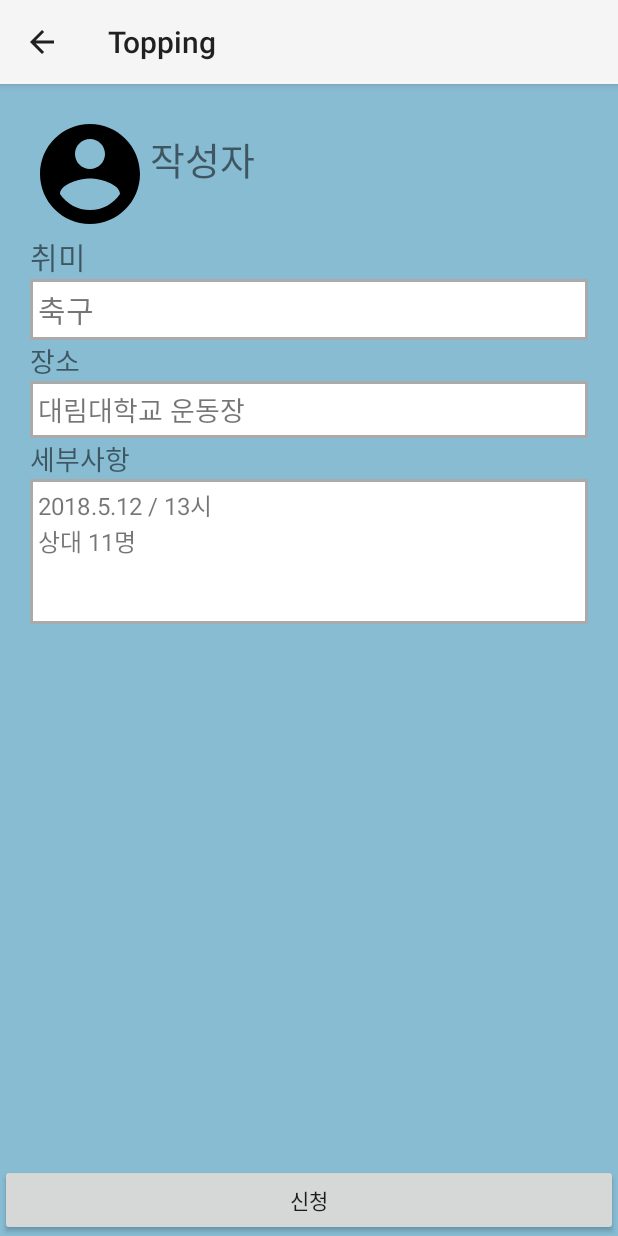
After one commit to rkek9501/Topping, an Android app: the ContentActivity screen opened directly, with no data from a screen before it, on a phone screen of 412 x 824 dp. The commit adds this screen. Run offline under Robolectric (Android 15) with nearby library versions, the light colour scheme and no system bars.

Commit message:
작성글 페이지

```diff
--- a/app/src/main/AndroidManifest.xml
+++ b/app/src/main/AndroidManifest.xml
@@ -18,40 +18,42 @@
                 <category android:name="android.intent.category.LAUNCHER" />
             </intent-filter>
         </activity>
-
         <activity
             android:name=".MainActivity"
             android:theme="@style/AppTheme.NoActionBar"
             android:windowSoftInputMode="stateHidden" />
-
         <activity
             android:name=".MemberActivity"
-            android:theme="@style/MyActionBar"
-            android:parentActivityName=".MainActivity">
+            android:parentActivityName=".MainActivity"
+            android:theme="@style/MyActionBar">
             <meta-data
                 android:name="android.support.PARENT_ACTIVITY"
                 android:value="com.example.topping.topping.MainActivity" />
         </activity>
-
         <activity
             android:name=".FindActivity"
-            android:theme="@style/MyActionBar"
-            android:parentActivityName=".MainActivity">
+            android:parentActivityName=".MainActivity"
+            android:theme="@style/MyActionBar">
             <meta-data
                 android:name="android.support.PARENT_ACTIVITY"
                 android:value="com.example.topping.topping.MainActivity" />
         </activity>
-
         <activity
             android:name=".SearchActivity"
-            android:theme="@style/MyActionBar"
-            android:parentActivityName=".MainActivity">
+            android:parentActivityName=".MainActivity"
+            android:theme="@style/MyActionBar">
             <meta-data
                 android:name="android.support.PARENT_ACTIVITY"
                 android:value="com.example.topping.topping.MainActivity" />
         </activity>
-
-
+        <activity
+            android:name=".ContentActivity"
+            android:parentActivityName=".MainActivity"
+            android:theme="@style/MyActionBar">
+            <meta-data
+                android:name="android.support.PARENT_ACTIVITY"
+                android:value="com.example.topping.topping.MainActivity" />
+        </activity>
     </application>
 
 </manifest>
--- /dev/null
+++ b/app/src/main/java/com/example/topping/topping/ContentActivity.java
@@ -0,0 +1,13 @@
+package com.example.topping.topping;
+
+import android.support.v7.app.AppCompatActivity;
+import android.os.Bundle;
+
+public class ContentActivity extends AppCompatActivity {
+
+    @Override
+    protected void onCreate(Bundle savedInstanceState) {
+        super.onCreate(savedInstanceState);
+        setContentView(R.layout.activity_content);
+    }
+}
--- a/app/src/main/java/com/example/topping/topping/SearchActivity.java
+++ b/app/src/main/java/com/example/topping/topping/SearchActivity.java
@@ -1,9 +1,14 @@
 package com.example.topping.topping;
 
+import android.content.Intent;
 import android.support.v7.app.AppCompatActivity;
 import android.os.Bundle;
+import android.view.View;
+import android.widget.Button;
 
 public class SearchActivity extends AppCompatActivity {
+
+    private Button findBtn;
 
     @Override
     protected void onCreate(Bundle savedInstanceState) {
@@ -12,5 +17,13 @@ public class SearchActivity extends AppCompatActivity {
 
         getSupportActionBar().setDisplayHomeAsUpEnabled(true);
         getSupportActionBar().setHomeAsUpIndicator(R.drawable.ic_keyboard_arrow_left_black_24dp);
+
+        findBtn = (Button)findViewById(R.id.search_find_btn);
+        findBtn.setOnClickListener(new View.OnClickListener() {
+            @Override
+            public void onClick(View v) {
+                startActivity(new Intent(getApplicationContext(), ContentActivity.class));
+            }
+        });
     }
 }
--- /dev/null
+++ b/app/src/main/res/layout/activity_content.xml
@@ -0,0 +1,105 @@
+<?xml version="1.0" encoding="utf-8"?>
+<LinearLayout xmlns:android="http://schemas.android.com/apk/res/android"
+    xmlns:app="http://schemas.android.com/apk/res-auto"
+    xmlns:tools="http://schemas.android.com/tools"
+    android:layout_width="match_parent"
+    android:layout_height="match_parent"
+    android:orientation="vertical"
+    android:background="@color/colorAccent"
+    tools:context="com.example.topping.topping.ContentActivity">
+
+    <LinearLayout
+        android:layout_width="match_parent"
+        android:layout_height="wrap_content"
+        android:orientation="vertical"
+        android:paddingHorizontal="20dp"
+        android:paddingTop="20dp">
+        <LinearLayout
+            android:layout_width="match_parent"
+            android:layout_height="wrap_content">
+            <ImageView
+                android:src="@drawable/ic_account_circle_black_24dp"
+                android:layout_width="80dp"
+                android:layout_height="80dp"
+                android:layout_gravity="center"/>
+
+            <TextView
+                android:text="작성자"
+                android:textSize="25dp"
+                android:layout_width="wrap_content"
+                android:layout_height="wrap_content"
+                android:layout_marginBottom="10dp"
+                android:layout_gravity="center"/>
+        </LinearLayout>
+
+        <LinearLayout
+            android:layout_width="match_parent"
+            android:layout_height="wrap_content"
+            android:orientation="vertical">
+            <TextView
+                android:text="취미"
+                android:textSize="20dp"
+                android:layout_width="80dp"
+                android:layout_height="wrap_content" />
+            <TextView
+                android:text="축구"
+                android:padding="5dp"
+                android:textSize="20dp"
+                android:background="@drawable/border"
+                android:layout_width="match_parent"
+                android:layout_height="wrap_content" />
+            <TextView
+                android:text="장소"
+                android:textSize="18dp"
+                android:layout_width="80dp"
+                android:layout_height="wrap_content" />
+            <TextView
+                android:text="대림대학교 운동장"
+                android:padding="5dp"
+                android:textSize="18dp"
+                android:background="@drawable/border"
+                android:layout_width="match_parent"
+                android:layout_height="wrap_content" />
+            <TextView
+                android:text="세부사항"
+                android:textSize="18dp"
+                android:layout_width="80dp"
+                android:layout_height="wrap_content" />
+            <TextView
+                android:text="2018.5.12 / 13시\n상대 11명\n\n"
+                android:padding="5dp"
+                android:textSize="16dp"
+                android:background="@drawable/border"
+                android:layout_width="match_parent"
+                android:layout_height="wrap_content" />
+        </LinearLayout>
+
+    </LinearLayout>
+
+
+    <LinearLayout
+        android:layout_width="match_parent"
+        android:layout_height="match_parent">
+        <LinearLayout
+            android:layout_width="match_parent"
+            android:layout_height="match_parent"
+            android:orientation="vertical"
+            android:layout_gravity="bottom"
+            android:gravity="bottom"
+            >
+            <Button
+                android:text="신청"
+                android:textAlignment="center"
+                android:layout_width="match_parent"
+                android:layout_height="wrap_content"
+                />
+            <Button
+                android:visibility="gone"
+                android:text="수정"
+                android:textAlignment="center"
+                android:layout_width="match_parent"
+                android:layout_height="wrap_content" />
+        </LinearLayout>
+
+    </LinearLayout>
+</LinearLayout>
--- a/app/src/main/res/layout/activity_search.xml
+++ b/app/src/main/res/layout/activity_search.xml
@@ -27,6 +27,7 @@
             android:paddingHorizontal="10dp"/>
 
         <Button
+            android:id="@+id/search_find_btn"
             android:layout_width="wrap_content"
             android:layout_height="wrap_content"
             android:text="Find"
```
